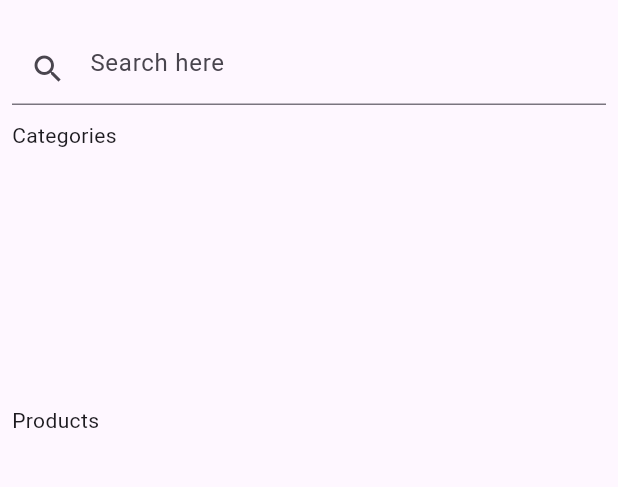
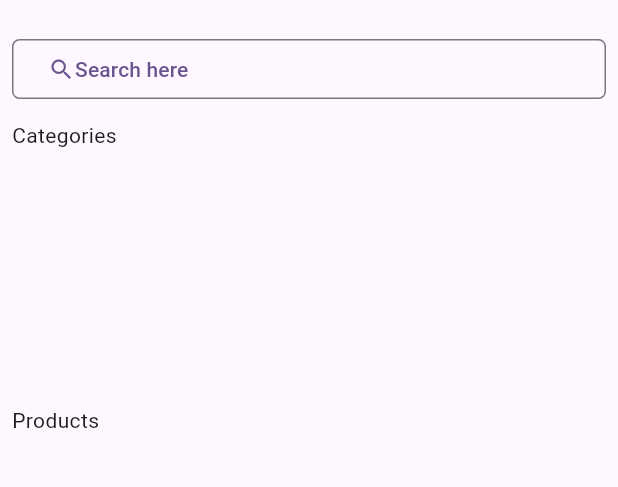
Before and after one commit to vigneshwaran24/SharpSell, a Flutter app: the screen it shows after launch, on a phone screen of 412 x 824 dp, the part 63-550 px from its top. Run offline on Flutter 3.47's test engine with Material 3 defaults, Android fonts, the phone set to English and light mode, and no system bars; network calls fail.

Commit message:
search screen and functionality added

```diff
--- a/lib/core/utls.dart
+++ b/lib/core/utls.dart
@@ -14,3 +14,6 @@ removedSnack(context) => ScaffoldMessenger.of(context).showSnackBar(SnackBar(
       content: Text("Product removed from the cart"),
       duration: Duration(seconds: 1),
     ));
+
+String dummyImg =
+    "https://www.fastrack.in/dw/image/v2/BKDD_PRD/on/demandware.static/-/Sites-titan-master-catalog/default/dw593f5c86/images/Fastrack/Catalog/3224NL01_1.jpg?sw=600&sh=600";
--- a/lib/view/cart/cart.dart
+++ b/lib/view/cart/cart.dart
@@ -55,8 +55,7 @@ class _CartScreenState extends State<CartScreen> {
                             return ListTile(
                               leading: Image.network(data.images?.first ?? "",
                                   errorBuilder: (context, error, stackTrace) =>
-                                      Image.network(
-                                          "https://picsum.photos/250?image=20")),
+                                      Image.network(dummyImg)),
                               title: Text(
                                 cartProv.getCartList[index].title ?? "N/A",
                                 maxLines: 1,
--- a/lib/view/categories/category_detail.dart
+++ b/lib/view/categories/category_detail.dart
@@ -43,7 +43,7 @@ class _CategoryDetailScreenState extends State<CategoryDetailScreen> {
                   onTap: () {},
                   leading: Image.network(data.images?.first ?? "",
                       errorBuilder: (context, error, stackTrace) =>
-                          Image.network("https://picsum.photos/250?image=20")),
+                          Image.network(dummyImg)),
                   title: Text(data.title ?? ""),
                 );
               },
--- a/lib/view/home/home.dart
+++ b/lib/view/home/home.dart
@@ -2,6 +2,7 @@ import 'package:ecom_app/core/utls.dart';
 import 'package:ecom_app/view/cart/cart.dart';
 import 'package:ecom_app/view/categories/category.dart';
 import 'package:ecom_app/view/home/widgets/categories_card.dart';
+import 'package:ecom_app/view/home/widgets/search.dart';
 
 import 'package:ecom_app/viewmodel/home_provider/home.dart';
 import 'package:flutter/material.dart';
@@ -17,7 +18,6 @@ class HomePage extends StatefulWidget {
 }
 
 class _HomePageState extends State<HomePage> {
-  final searchCtr = TextEditingController();
   final productScroll = ScrollController();
   final categoryScroll = ScrollController();
 
@@ -69,11 +69,20 @@ class _HomePageState extends State<HomePage> {
           child: Column(
             crossAxisAlignment: CrossAxisAlignment.start,
             children: [
-              TextField(
-                controller: searchCtr,
-                decoration: InputDecoration(
-                    hintText: "Search here", prefixIcon: Icon(Icons.search)),
-              ),
+              OutlinedButton(
+                  style: OutlinedButton.styleFrom(
+                      shape: RoundedRectangleBorder(
+                          borderRadius: BorderRadius.circular(5))),
+                  onPressed: () {
+                    Navigator.push(context,
+                        MaterialPageRoute(builder: (_) => SearchScreen()));
+                  },
+                  child: Row(
+                    children: [
+                      Icon(Icons.search),
+                      Text("Search here"),
+                    ],
+                  )),
               verticalGap(10),
               InkWell(
                   onTap: () {
--- a/lib/view/home/widgets/categories_card.dart
+++ b/lib/view/home/widgets/categories_card.dart
@@ -1,5 +1,7 @@
 import 'package:ecom_app/model/models/categorie.dart';
 import 'package:flutter/material.dart';
+
+import '../../../core/utls.dart';
 
 class CategorieCard extends StatelessWidget {
   final CategorieModel data;
@@ -11,7 +13,6 @@ class CategorieCard extends StatelessWidget {
         height: 140,
         width: 140,
         data.image ?? "",
-        errorBuilder: (context, error, stackTrace) =>
-            Image.network("https://picsum.photos/250?image=30"));
+        errorBuilder: (context, error, stackTrace) => Image.network(dummyImg));
   }
 }
--- a/lib/view/home/widgets/product_card.dart
+++ b/lib/view/home/widgets/product_card.dart
@@ -36,9 +36,7 @@ class ProductCard extends StatelessWidget {
                       data.images?.first ?? "",
                       fit: BoxFit.fitWidth,
                       errorBuilder: (context, error, stackTrace) =>
-                          Image.network(
-                              height: 150,
-                              "https://picsum.photos/250?image=30")),
+                          Image.network(height: 150, dummyImg)),
                 ),
                 verticalGap(10),
                 Text(
--- a/lib/view/product_details/product_detail.dart
+++ b/lib/view/product_details/product_detail.dart
@@ -59,9 +59,7 @@ class _ProductDetailScreenState extends State<ProductDetailScreen> {
                               fit: BoxFit.fitHeight,
                               details?.images?.first ?? "",
                               errorBuilder: (context, error, stackTrace) =>
-                                  Image.network(
-                                      height: 180,
-                                      "https://picsum.photos/250?image=30"),
+                                  Image.network(height: 180, dummyImg),
                             ),
                             verticalGap(10),
                             Row(
--- a/lib/view/product_details/widgets/similar_card.dart
+++ b/lib/view/product_details/widgets/similar_card.dart
@@ -37,8 +37,8 @@ class SimilarCard extends StatelessWidget {
                     width: double.maxFinite,
                     data.images?.first ?? "",
                     fit: BoxFit.fitWidth,
-                    errorBuilder: (context, error, stackTrace) => Image.network(
-                        height: 100, "https://picsum.photos/250?image=30"),
+                    errorBuilder: (context, error, stackTrace) =>
+                        Image.network(height: 100, dummyImg),
                   ),
                 ),
                 verticalGap(10),
```
Also changed, not shown: lib/view/categories/category.dart (+6 -2 lines), lib/view/home/widgets/search.dart (+60 -4 lines), lib/viewmodel/home_provider/home.dart (+9 -0 lines).
